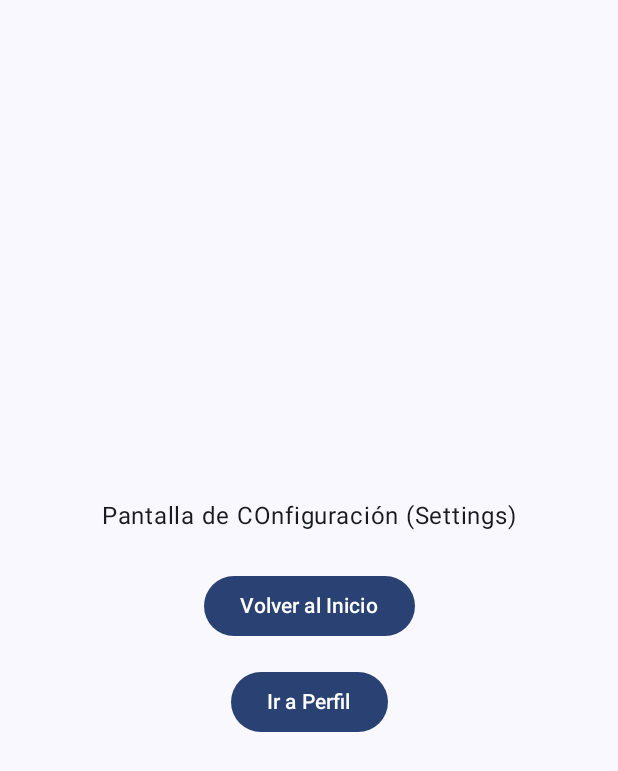
After one commit to alfr-alvarz/proyecto-moviles, an Android app built with Jetpack Compose: the SettingsScreen screen opened through its navigation route, on a phone screen of 412 x 824 dp. The commit adds this screen. Shown: the top 771 px of the screen. Run offline under Robolectric (Android 15) with nearby library versions, the phone set to English and light mode, and no system bars; our stand-ins replace window size class.

Commit message:
feat: Navegacion implementada

```diff
--- a/app/src/main/java/com/example/tiendaguaumiau/MainActivity.kt
+++ b/app/src/main/java/com/example/tiendaguaumiau/MainActivity.kt
@@ -5,16 +5,24 @@ import androidx.activity.ComponentActivity
 import androidx.activity.compose.setContent
 //import androidx.activity.enableEdgeToEdge
 import androidx.compose.foundation.layout.fillMaxSize
-import androidx.compose.material3.MaterialTheme
-import androidx.compose.material3.Surface
-import androidx.compose.material3.Text
-import androidx.compose.runtime.Composable
+import androidx.compose.foundation.layout.padding
+import androidx.compose.material3.*
+import androidx.compose.runtime.*
+import androidx.lifecycle.viewmodel.compose.viewModel
+import androidx.compose.runtime.LaunchedEffect
+
+import androidx.navigation.compose.NavHost
+import androidx.navigation.compose.composable
+import androidx.navigation.compose.rememberNavController
+import com.example.tiendaguaumiau.navigation.NavigationEvent
+import com.example.tiendaguaumiau.navigation.Screen
+import com.example.tiendaguaumiau.ui.screens.HomeScreen
+import com.example.tiendaguaumiau.ui.screens.ProfileScreen
+import com.example.tiendaguaumiau.ui.screens.SettingsScreen
+import com.example.tiendaguaumiau.view.theme.TiendaGuauMiauTheme
+import com.example.tiendaguaumiau.viewmodel.MainViewModel
+import kotlinx.coroutines.flow.collectLatest
 import androidx.compose.ui.Modifier
-import androidx.compose.ui.tooling.preview.Preview
-import com.example.tiendaguaumiau.ui.screens.HomeScreen2
-import com.example.tiendaguaumiau.ui.screens.HomeScreenCompacta
-import com.example.tiendaguaumiau.view.theme.TiendaGuauMiauTheme
-import saludo
 
 class MainActivity : ComponentActivity() {
     override fun onCreate(savedInstanceState: Bundle?) {
@@ -23,23 +31,58 @@ class MainActivity : ComponentActivity() {
         setContent {
             TiendaGuauMiauTheme {
 
-                HomeScreenCompacta()
+                val viewModel: MainViewModel = viewModel()
+                val navController = rememberNavController()
 
-                /*
-                Surface(
-                    modifier = Modifier.fillMaxSize(),
-                    color = MaterialTheme.colorScheme.background
-                ) {
-                    saludo()
+                LaunchedEffect(key1 = Unit) {
+                    viewModel.navigationEvents.collectLatest { event ->
+                        when (event){
+                            is NavigationEvent.NavigateTo -> {
+                                navController.navigate(event.route.route){
+                                    event.popupToRoute?.let {
+                                        popUpTo(it.route){
+                                            inclusive=event.inclusive
+                                        }
+                                    }
+                                    launchSingleTop = event.singleTop
+                                    restoreState = true
+                                }
+                            }
+
+                            is NavigationEvent.PopBackStack -> navController.popBackStack()
+                            is NavigationEvent.NavigateUp -> navController.navigateUp()
+                        }
+                    }
                 }
-                */
+
+                Scaffold(
+                    modifier = Modifier.fillMaxSize()
+                ) { innerPadding ->
+                    NavHost(
+                        navController = navController,
+                        startDestination = Screen.Home.route,
+                        modifier = Modifier.padding(innerPadding)
+                    ) {
+                        composable(route = Screen.Home.route){
+                            HomeScreen(navController = navController,viewModel = viewModel)
+                        }
+                        composable(route= Screen.Profile.route){
+                            ProfileScreen(navController = navController, viewModel=viewModel)
+                        }
+                        composable(route = Screen.Settings.route){
+                            SettingsScreen(navController = navController, viewModel = viewModel)
+                        }
+                    }
+                }
             }
         }
     }
 }
 
+/*
 @Preview(name="Compact", widthDp = 360, heightDp = 800)
 @Composable
 fun PreviewCompact(){
     HomeScreenCompacta()
 }
+*/
--- a/app/src/main/java/com/example/tiendaguaumiau/ui/screens/HomeScreen.kt
+++ b/app/src/main/java/com/example/tiendaguaumiau/ui/screens/HomeScreen.kt
@@ -7,6 +7,7 @@ import androidx.compose.material.icons.Icons
 import androidx.compose.material.icons.filled.Menu
 import androidx.compose.material3.Button
 import androidx.compose.material3.DrawerValue
+import androidx.compose.material3.ExperimentalMaterial3Api
 import androidx.compose.material3.Icon
 import androidx.compose.material3.IconButton
 import androidx.compose.material3.ModalDrawerSheet
@@ -21,12 +22,13 @@ import androidx.compose.runtime.*
 import androidx.compose.ui.Alignment
 import androidx.compose.ui.Modifier
 import androidx.compose.ui.unit.dp
+import androidx.lifecycle.viewmodel.compose.viewModel
 import androidx.navigation.NavController
 import com.example.tiendaguaumiau.navigation.Screen
 import com.example.tiendaguaumiau.viewmodel.MainViewModel
 import kotlinx.coroutines.launch
 
-@OptIn(ExperimentalMaterial3WindowSizeClassApi::class)
+@OptIn(ExperimentalMaterial3WindowSizeClassApi::class, ExperimentalMaterial3Api::class)
 @Composable
 fun HomeScreen(
     navController: NavController,
--- /dev/null
+++ b/app/src/main/java/com/example/tiendaguaumiau/ui/screens/SettingsScreen.kt
@@ -0,0 +1,53 @@
+package com.example.tiendaguaumiau.ui.screens
+
+import androidx.compose.foundation.layout.Arrangement
+import androidx.compose.foundation.layout.Column
+import androidx.compose.foundation.layout.Spacer
+import androidx.compose.foundation.layout.fillMaxSize
+import androidx.compose.foundation.layout.height
+import androidx.compose.foundation.layout.padding
+import androidx.compose.material3.Button
+import androidx.compose.material3.Text
+import androidx.compose.runtime.Composable
+import androidx.compose.ui.Alignment
+import androidx.compose.ui.Modifier
+import androidx.compose.ui.unit.dp
+import androidx.navigation.NavController
+import com.example.tiendaguaumiau.navigation.Screen
+import com.example.tiendaguaumiau.viewmodel.MainViewModel
+
+@Composable
+fun SettingsScreen(
+    navController: NavController,
+    viewModel: MainViewModel
+) {
+    Column (
+        modifier = Modifier
+            .fillMaxSize()
+            .padding(16.dp),
+        verticalArrangement = Arrangement.Center,
+        horizontalAlignment = Alignment.CenterHorizontally
+    ) {
+        Text(text = "Pantalla de COnfiguración (Settings)")
+
+        Spacer(modifier = Modifier.height(24.dp))
+
+        Button(
+            onClick = {
+                viewModel.navigateTo(Screen.Home)
+            }
+        ) {
+            Text("Volver al Inicio")
+        }
+
+        Spacer(modifier = Modifier.height(16.dp))
+
+        Button(
+            onClick = {
+                viewModel.navigateTo(Screen.Profile)
+            }
+        ) {
+            Text("Ir a Perfil")
+        }
+    }
+}
```
Also changed, not shown: app/src/main/java/com/example/tiendaguaumiau/ui/screens/ProfileScreen.kt (added, +72 -0 lines).
